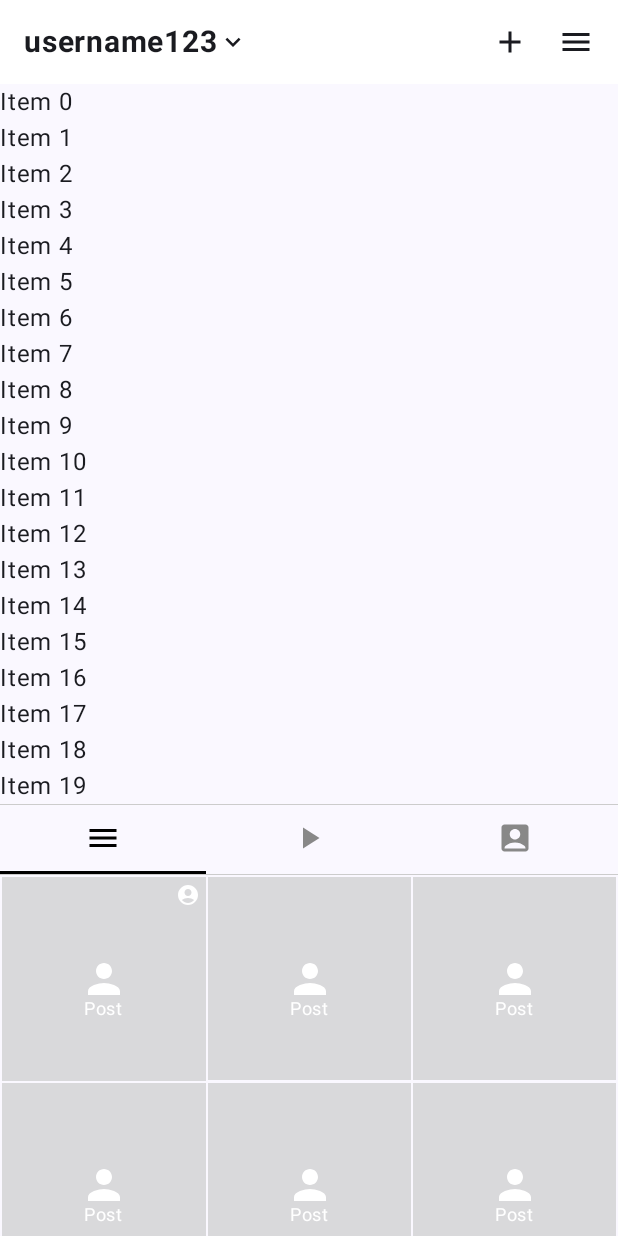
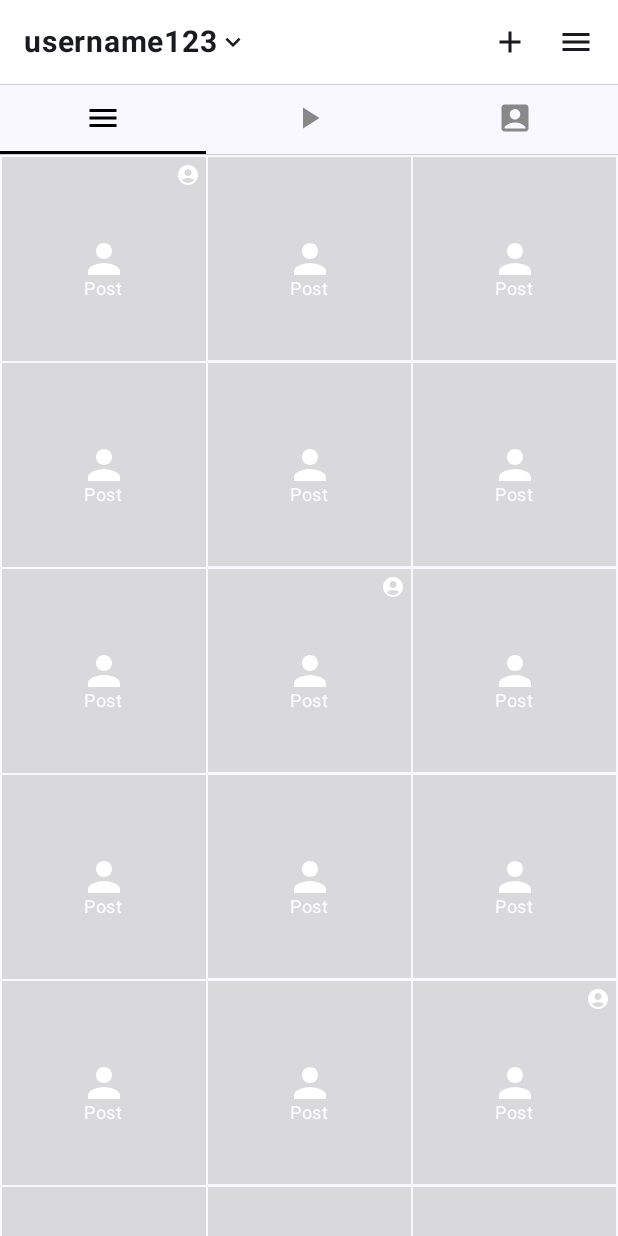
Before and after one commit to asharalikannadipoil/InstaProfile, an Android app built with Jetpack Compose: the screen it shows after launch (MainActivity), on a phone screen of 412 x 824 dp. Run offline under Robolectric (Android 15) with nearby library versions, the light colour scheme and no system bars.

Commit message:
Removed dummy items and added required component items

```diff
--- a/app/src/main/java/com/ali/instaprofile/presentation/profile/ProfileScreen.kt
+++ b/app/src/main/java/com/ali/instaprofile/presentation/profile/ProfileScreen.kt
@@ -49,9 +49,13 @@ import androidx.compose.ui.input.nestedscroll.nestedScroll
 import androidx.compose.ui.platform.LocalDensity
 import androidx.compose.ui.unit.IntOffset
 import androidx.compose.ui.unit.dp
+import com.ali.instaprofile.presentation.profile.components.ActionButtons
+import com.ali.instaprofile.presentation.profile.components.BioSection
 import com.ali.instaprofile.presentation.profile.components.PostsGrid
+import com.ali.instaprofile.presentation.profile.components.ProfileInfo
 import com.ali.instaprofile.presentation.profile.components.ProfileTabs
 import com.ali.instaprofile.presentation.profile.components.ReelsGrid
+import com.ali.instaprofile.presentation.profile.components.StoryHighlights
 import com.ali.instaprofile.presentation.profile.components.TaggedGrid
 import com.ali.instaprofile.presentation.profile.components.TopAppBar
 import kotlinx.coroutines.launch
@@ -110,10 +114,17 @@ fun ProfileScreen() {
                     .weight(1f)
                     .nestedScroll(nestedScrollConnection)
             ) {
+                // Added space for the top bar
                 item { Spacer(modifier = Modifier.height(56.dp)) }
-                items(20) {
-                    Text("Item $it")
-                }
+
+                item { ProfileInfo() }
+
+                item { BioSection() }
+
+                item { ActionButtons() }
+
+                item { StoryHighlights() }
+
                 item {
                     ProfileTabs(
                         selectedTabIndex = selectedTabIndex,
--- /dev/null
+++ b/app/src/main/java/com/ali/instaprofile/presentation/profile/components/ActionButtons.kt
@@ -0,0 +1,6 @@
+package com.ali.instaprofile.presentation.profile.components
+
+import androidx.compose.runtime.Composable
+
+@Composable
+fun ActionButtons(){}
--- /dev/null
+++ b/app/src/main/java/com/ali/instaprofile/presentation/profile/components/BioSection.kt
@@ -0,0 +1,8 @@
+package com.ali.instaprofile.presentation.profile.components
+
+import androidx.compose.runtime.Composable
+
+@Composable
+fun BioSection(){
+
+}
--- /dev/null
+++ b/app/src/main/java/com/ali/instaprofile/presentation/profile/components/ProfileInfo.kt
@@ -0,0 +1,8 @@
+package com.ali.instaprofile.presentation.profile.components
+
+import androidx.compose.runtime.Composable
+
+@Composable
+fun ProfileInfo(){
+
+}
--- /dev/null
+++ b/app/src/main/java/com/ali/instaprofile/presentation/profile/components/StoryHighlights.kt
@@ -0,0 +1,6 @@
+package com.ali.instaprofile.presentation.profile.components
+
+import androidx.compose.runtime.Composable
+
+@Composable
+fun StoryHighlights(){}
```
